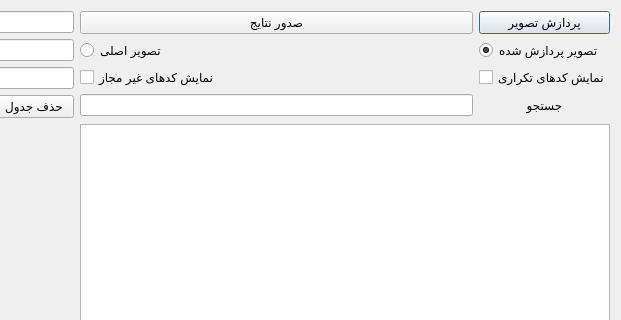
Qt form omrprocess.ui (pouya-codes/OMR) before a commit; both pictures show x 467 to 1088 and y 0 to 320 of the 1088 by 811 pixel window.
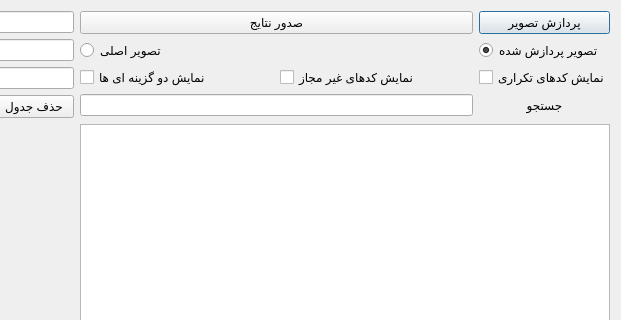
The same form after that commit.

What changed in the file:
```diff
--- a/omrprocess.ui
+++ b/omrprocess.ui
@@ -103,13 +103,6 @@
            </property>
           </widget>
          </item>
-         <item row="3" column="0">
-          <widget class="QCheckBox" name="checkBoxInvalid">
-           <property name="text">
-            <string>نمایش کدهای غیر مجاز</string>
-           </property>
-          </widget>
-         </item>
          <item row="2" column="1">
           <widget class="QRadioButton" name="radioButtonProcessed">
            <property name="text">
@@ -147,6 +140,24 @@
            </property>
           </widget>
          </item>
+         <item row="3" column="0">
+          <layout class="QHBoxLayout" name="horizontalLayout_3">
+           <item>
+            <widget class="QCheckBox" name="checkBoxTwoChoices">
+             <property name="text">
+              <string>نمایش دو گزینه ای ها</string>
+             </property>
+            </widget>
+           </item>
+           <item>
+            <widget class="QCheckBox" name="checkBoxInvalid">
+             <property name="text">
+              <string>نمایش کدهای غیر مجاز</string>
+             </property>
+            </widget>
+           </item>
+          </layout>
+         </item>
         </layout>
        </item>
       </layout>
```
Left out of the diff: 8 changed lines with no effect on the pictures.
